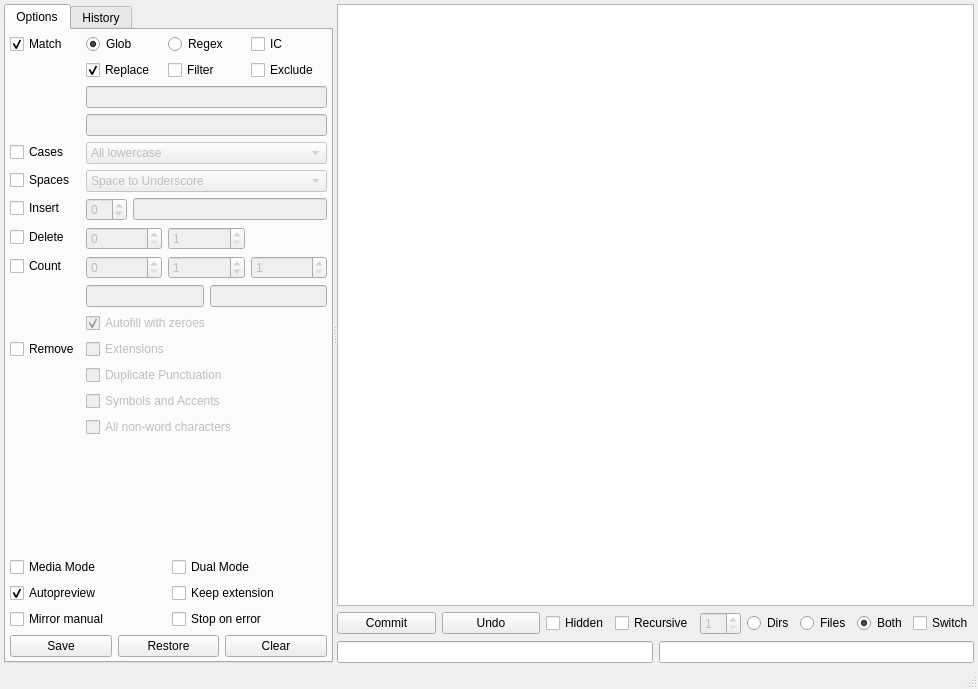
Old version of the form demimove/data/gui.ui in the repository gmdfalk/demimove.
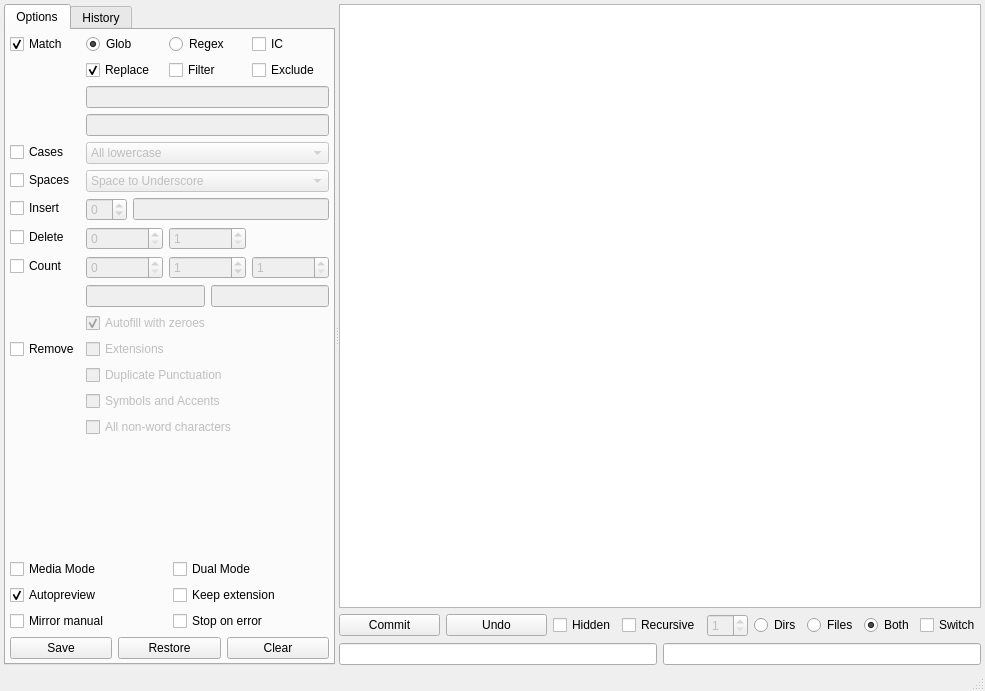
New version of the form.

Commit message: couple of minor fixes (window geometry, print fake-function, joinedtargets)

What changed in the file:
```diff
--- a/demimove/data/gui.ui
+++ b/demimove/data/gui.ui
@@ -6,8 +6,8 @@
    <rect>
     <x>0</x>
     <y>0</y>
-    <width>978</width>
-    <height>689</height>
+    <width>985</width>
+    <height>691</height>
    </rect>
   </property>
   <property name="windowTitle">
@@ -45,9 +45,6 @@
           <layout class="QVBoxLayout" name="actionslayout" stretch="0">
            <item>
             <layout class="QFormLayout" name="actionforms">
-             <property name="fieldGrowthPolicy">
-              <enum>QFormLayout::AllNonFixedFieldsGrow</enum>
-             </property>
              <item row="0" column="0">
               <widget class="QCheckBox" name="matchcheck">
                <property name="text">
@@ -339,7 +336,7 @@
               </widget>
              </item>
              <item row="8" column="1">
-              <layout class="QHBoxLayout" name="countlayout" stretch="0,0,0">
+              <layout class="QHBoxLayout" name="countlayout">
                <item>
                 <widget class="QSpinBox" name="countpos">
                  <property name="enabled">
@@ -497,7 +494,7 @@
           </layout>
          </item>
          <item>
-          <layout class="QGridLayout" name="optionslayout" rowstretch="0,0,0,0,0" columnstretch="0,0">
+          <layout class="QGridLayout" name="optionslayout" rowstretch="0,0,0,0" columnstretch="0,0">
            <item row="1" column="0">
             <widget class="QCheckBox" name="mediamodecheck">
              <property name="toolTip">
@@ -623,7 +620,7 @@
          <number>0</number>
         </property>
         <item>
-         <layout class="QVBoxLayout" name="dirlayout" stretch="0">
+         <layout class="QVBoxLayout" name="dirlayout">
           <property name="margin">
            <number>0</number>
           </property>
```
The commit also changes 3 other files.
